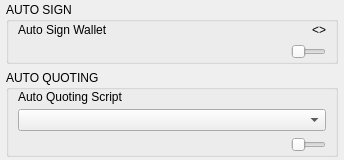
The window that BlockSettleUILib/Trading/AutoSignQuoteWidget.ui (BlockSettle/terminal) describes before a commit, drawn with Qt 5.
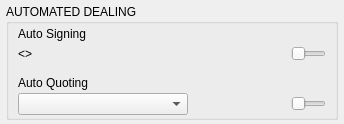
The same window after the commit. Custom widgets are drawn as their Qt base class.

Commit message: Small terminal ui fixes: - AuthAddressConfirmDialog: display auth address - AutoSignQuoteWidget: merge auto sign and quote frames - TransactionsWidget: sorting by confirmations and then by date

Diff of the .ui file:
```diff
--- a/BlockSettleUILib/Trading/AutoSignQuoteWidget.ui
+++ b/BlockSettleUILib/Trading/AutoSignQuoteWidget.ui
@@ -7,7 +7,7 @@
     <x>0</x>
     <y>0</y>
     <width>344</width>
-    <height>160</height>
+    <height>124</height>
    </rect>
   </property>
   <property name="sizePolicy">
@@ -76,7 +76,7 @@
      </property>
      <layout class="QVBoxLayout" name="verticalLayout_6">
       <property name="spacing">
-       <number>6</number>
+       <number>3</number>
       </property>
       <property name="sizeConstraint">
        <enum>QLayout::SetMinimumSize</enum>
@@ -98,24 +98,27 @@
         <property name="enabled">
          <bool>true</bool>
         </property>
+        <property name="minimumSize">
+         <size>
+          <width>0</width>
+          <height>0</height>
+         </size>
+        </property>
         <property name="title">
-         <string>AUTO SIGN</string>
+         <string>AUTOMATED DEALING</string>
         </property>
         <property name="wellGroupBox" stdset="0">
          <bool>true</bool>
         </property>
         <layout class="QVBoxLayout" name="verticalLayout_7">
          <property name="spacing">
-          <number>5</number>
-         </property>
-         <property name="sizeConstraint">
-          <enum>QLayout::SetMinimumSize</enum>
+          <number>3</number>
          </property>
          <property name="topMargin">
-          <number>0</number>
+          <number>2</number>
          </property>
          <property name="bottomMargin">
-          <number>0</number>
+          <number>2</number>
          </property>
          <item>
           <widget class="QWidget" name="widget" native="true">
@@ -141,51 +144,57 @@
             <item>
              <widget class="QLabel" name="label_12">
               <property name="text">
-               <string>Auto Sign Wallet</string>
+               <string>Auto Signing</string>
               </property>
              </widget>
             </item>
+            <item>
+             <widget class="QLabel" name="label_11">
+              <property name="text">
+               <string/>
+              </property>
+             </widget>
+            </item>
+           </layout>
+          </widget>
+         </item>
+         <item>
+          <widget class="QWidget" name="horizontalWidget6" native="true">
+           <property name="minimumSize">
+            <size>
+             <width>0</width>
+             <height>0</height>
+            </size>
+           </property>
+           <layout class="QHBoxLayout" name="horizontalLayout_6" stretch="0,0">
+            <property name="spacing">
+             <number>5</number>
+            </property>
+            <property name="leftMargin">
+             <number>0</number>
+            </property>
+            <property name="topMargin">
+             <number>0</number>
+            </property>
+            <property name="rightMargin">
+             <number>0</number>
+            </property>
+            <property name="bottomMargin">
+             <number>0</number>
+            </property>
             <item>
              <widget class="QLabel" name="labelAutoSignWalletName">
+              <property name="sizePolicy">
+               <sizepolicy hsizetype="Expanding" vsizetype="Preferred">
+                <horstretch>0</horstretch>
+                <verstretch>0</verstretch>
+               </sizepolicy>
+              </property>
               <property name="text">
                <string>&lt;&gt;</string>
               </property>
               <property name="alignment">
-               <set>Qt::AlignRight|Qt::AlignTrailing|Qt::AlignVCenter</set>
-              </property>
-             </widget>
-            </item>
-           </layout>
-          </widget>
-         </item>
-         <item>
-          <widget class="QWidget" name="horizontalWidget6" native="true">
-           <property name="minimumSize">
-            <size>
-             <width>0</width>
-             <height>0</height>
-            </size>
-           </property>
-           <layout class="QHBoxLayout" name="horizontalLayout_6" stretch="3,0">
-            <property name="spacing">
-             <number>5</number>
-            </property>
-            <property name="leftMargin">
-             <number>0</number>
-            </property>
-            <property name="topMargin">
-             <number>0</number>
-            </property>
-            <property name="rightMargin">
-             <number>0</number>
-            </property>
-            <property name="bottomMargin">
-             <number>0</number>
-            </property>
-            <item>
-             <widget class="QLabel" name="label_11">
-              <property name="text">
-               <string/>
+               <set>Qt::AlignLeading|Qt::AlignLeft|Qt::AlignVCenter</set>
               </property>
              </widget>
             </item>
@@ -223,65 +232,44 @@
            </layout>
           </widget>
          </item>
-        </layout>
-       </widget>
-      </item>
-      <item>
-       <widget class="QGroupBox" name="groupBoxAutoQuote">
-        <property name="enabled">
-         <bool>true</bool>
-        </property>
-        <property name="title">
-         <string>AUTO QUOTING</string>
-        </property>
-        <property name="wellGroupBox" stdset="0">
-         <bool>true</bool>
-        </property>
-        <layout class="QVBoxLayout" name="verticalLayout_8">
-         <property name="spacing">
-          <number>5</number>
-         </property>
-         <property name="sizeConstraint">
-          <enum>QLayout::SetMinimumSize</enum>
-         </property>
-         <property name="topMargin">
-          <number>0</number>
-         </property>
-         <property name="bottomMargin">
-          <number>0</number>
-         </property>
+         <item>
+          <spacer name="verticalSpacer_2">
+           <property name="orientation">
+            <enum>Qt::Vertical</enum>
+           </property>
+           <property name="sizeHint" stdset="0">
+            <size>
+             <width>20</width>
+             <height>10</height>
+            </size>
+           </property>
+          </spacer>
+         </item>
          <item>
           <widget class="QLabel" name="label_10">
            <property name="text">
-            <string>Auto Quoting Script</string>
+            <string>Auto Quoting</string>
            </property>
           </widget>
          </item>
          <item>
-          <widget class="CustomComboBox" name="comboBoxAQScript">
+          <widget class="QWidget" name="horizontalWidget6_2" native="true">
            <property name="enabled">
             <bool>true</bool>
            </property>
            <property name="sizePolicy">
-            <sizepolicy hsizetype="Preferred" vsizetype="Preferred">
+            <sizepolicy hsizetype="Expanding" vsizetype="Preferred">
              <horstretch>0</horstretch>
              <verstretch>0</verstretch>
             </sizepolicy>
            </property>
-          </widget>
-         </item>
-         <item>
-          <widget class="QWidget" name="horizontalWidget6_2" native="true">
-           <property name="enabled">
-            <bool>true</bool>
-           </property>
            <property name="minimumSize">
             <size>
              <width>0</width>
              <height>0</height>
             </size>
            </property>
-           <layout class="QHBoxLayout" name="horizontalLayout_7" stretch="3,0">
+           <layout class="QHBoxLayout" name="horizontalLayout_7" stretch="0,0,0">
             <property name="spacing">
              <number>5</number>
             </property>
@@ -298,12 +286,46 @@
              <number>0</number>
             </property>
             <item>
-             <widget class="QLabel" name="label_13">
-              <property name="text">
-               <string/>
+             <widget class="CustomComboBox" name="comboBoxAQScript">
+              <property name="enabled">
+               <bool>true</bool>
+              </property>
+              <property name="sizePolicy">
+               <sizepolicy hsizetype="Preferred" vsizetype="Preferred">
+                <horstretch>0</horstretch>
+                <verstretch>0</verstretch>
+               </sizepolicy>
+              </property>
+              <property name="minimumSize">
+               <size>
+                <width>170</width>
+                <height>0</height>
+               </size>
+              </property>
+              <property name="maximumSize">
+               <size>
+                <width>170</width>
+                <height>16777215</height>
+               </size>
               </property>
              </widget>
             </item>
+            <item>
+             <spacer name="horizontalSpacer">
+              <property name="orientation">
+               <enum>Qt::Horizontal</enum>
+              </property>
+              <property name="sizeType">
+               <enum>QSizePolicy::Expanding</enum>
+              </property>
+              <property name="sizeHint" stdset="0">
+               <size>
+                <width>0</width>
+                <height>20</height>
+               </size>
+              </property>
+             </spacer>
+            </item>
             <item>
              <widget class="ToggleSwitch" name="checkBoxAQ">
               <property name="enabled">
```
Left out of the diff: 2 changed lines with no effect on the pictures. The commit also changes 4 other files.
